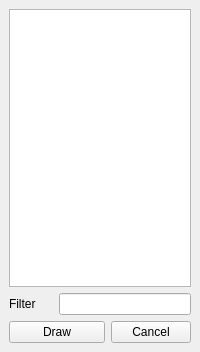
Before: the Qt Designer form main/spectra/src/HistogramView.ui in FRIBDAQ/SpecTcl, drawn with Qt 5.
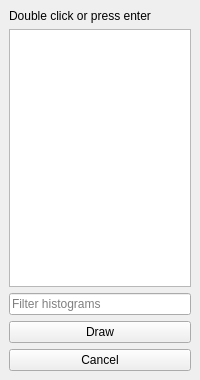
After: the same form once the commit is applied.

```diff
--- a/main/spectra/src/HistogramView.ui
+++ b/main/spectra/src/HistogramView.ui
@@ -7,7 +7,7 @@
     <x>0</x>
     <y>0</y>
     <width>200</width>
-    <height>352</height>
+    <height>380</height>
    </rect>
   </property>
   <property name="floating">
@@ -21,34 +21,38 @@
   </property>
   <widget class="QWidget" name="dockWidgetContents">
    <layout class="QGridLayout" name="gridLayout">
-    <item row="0" column="0" colspan="3">
+    <item row="2" column="0">
+     <widget class="QLineEdit" name="pFilterEdit">
+      <property name="placeholderText">
+       <string>Filter histograms</string>
+      </property>
+     </widget>
+    </item>
+    <item row="3" column="0">
+     <widget class="QPushButton" name="pDrawButton">
+      <property name="text">
+       <string>Draw</string>
+      </property>
+     </widget>
+    </item>
+    <item row="1" column="0">
      <widget class="QListWidget" name="histList">
       <property name="selectionMode">
        <enum>QAbstractItemView::MultiSelection</enum>
       </property>
      </widget>
     </item>
-    <item row="1" column="0">
-     <widget class="QLabel" name="pFilterLabel">
+    <item row="0" column="0">
+     <widget class="QLabel" name="label">
       <property name="text">
-       <string>Filter</string>
+       <string>Double click or press enter</string>
       </property>
       <property name="buddy">
        <cstring>pFilterEdit</cstring>
       </property>
      </widget>
     </item>
-    <item row="1" column="1" colspan="2">
-     <widget class="QLineEdit" name="pFilterEdit"/>
-    </item>
-    <item row="2" column="0" colspan="2">
-     <widget class="QPushButton" name="pDrawButton">
-      <property name="text">
-       <string>Draw</string>
-      </property>
-     </widget>
-    </item>
-    <item row="2" column="2">
+    <item row="4" column="0">
      <widget class="QPushButton" name="pCancelButton">
       <property name="text">
        <string>Cancel</string>
```
Left out of the diff: 3 changed lines with no effect on the pictures.
